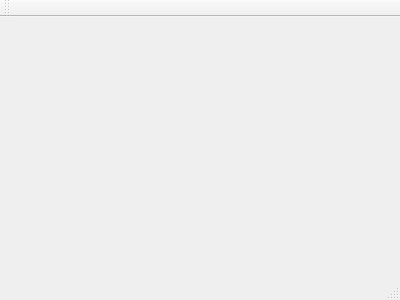
First picture: the form in Application/TraceClient/TraceClient/mainwindow.ui, repository cobreti/TracingUtilities, before the edit.
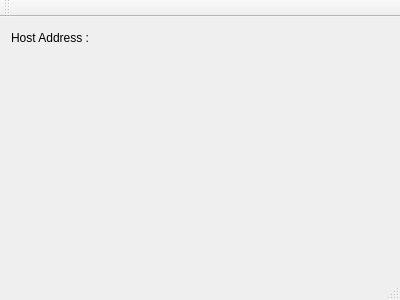
Second picture: the form after the edit.

```diff
--- a/Application/TraceClient/TraceClient/mainwindow.ui
+++ b/Application/TraceClient/TraceClient/mainwindow.ui
@@ -12,13 +12,107 @@
   <property name="windowTitle" >
    <string>MainWindow</string>
   </property>
-  <widget class="QMenuBar" name="menuBar" />
-  <widget class="QToolBar" name="mainToolBar" />
-  <widget class="QWidget" name="centralWidget" />
-  <widget class="QStatusBar" name="statusBar" />
+  <widget class="QWidget" name="centralWidget">
+   <layout class="QVBoxLayout" name="verticalLayout">
+    <item>
+     <layout class="QHBoxLayout" name="horizontalLayout">
+      <item>
+       <widget class="QLabel" name="hostAddressLabel_">
+        <property name="text">
+         <string>Host Address :</string>
+        </property>
+       </widget>
+      </item>
+      <item>
+       <spacer name="horizontalSpacer">
+        <property name="orientation">
+         <enum>Qt::Horizontal</enum>
+        </property>
+        <property name="sizeType">
+         <enum>QSizePolicy::MinimumExpanding</enum>
+        </property>
+        <property name="sizeHint" stdset="0">
+         <size>
+          <width>20</width>
+          <height>20</height>
+         </size>
+        </property>
+       </spacer>
+      </item>
+      <item>
+       <widget class="QLabel" name="hostAddressField_">
+        <property name="sizePolicy">
+         <sizepolicy hsizetype="MinimumExpanding" vsizetype="Preferred">
+          <horstretch>0</horstretch>
+          <verstretch>0</verstretch>
+         </sizepolicy>
+        </property>
+        <property name="text">
+         <string/>
+        </property>
+       </widget>
+      </item>
+      <item>
+       <spacer name="horizontalSpacer_2">
+        <property name="orientation">
+         <enum>Qt::Horizontal</enum>
+        </property>
+        <property name="sizeType">
+         <enum>QSizePolicy::Fixed</enum>
+        </property>
+        <property name="sizeHint" stdset="0">
+         <size>
+          <width>20</width>
+          <height>20</height>
+         </size>
+        </property>
+       </spacer>
+      </item>
+      <item>
+       <widget class="QLabel" name="portField_">
+        <property name="text">
+         <string/>
+        </property>
+       </widget>
+      </item>
+     </layout>
+    </item>
+    <item>
+     <spacer name="verticalSpacer">
+      <property name="orientation">
+       <enum>Qt::Vertical</enum>
+      </property>
+      <property name="sizeHint" stdset="0">
+       <size>
+        <width>20</width>
+        <height>40</height>
+       </size>
+      </property>
+     </spacer>
+    </item>
+   </layout>
+  </widget>
+  <widget class="QMenuBar" name="menuBar">
+   <property name="geometry">
+    <rect>
+     <x>0</x>
+     <y>0</y>
+     <width>400</width>
+     <height>22</height>
+    </rect>
+   </property>
+  </widget>
+  <widget class="QToolBar" name="mainToolBar">
+   <attribute name="toolBarArea">
+    <enum>TopToolBarArea</enum>
+   </attribute>
+   <attribute name="toolBarBreak">
+    <bool>false</bool>
+   </attribute>
+  </widget>
+  <widget class="QStatusBar" name="statusBar"/>
  </widget>
- <layoutDefault spacing="6" margin="11" />
- <pixmapfunction></pixmapfunction>
+ <layoutdefault spacing="6" margin="11"/>
  <resources/>
  <connections/>
 </ui>
```
Left out of the diff: 7 changed lines with no effect on the pictures.
